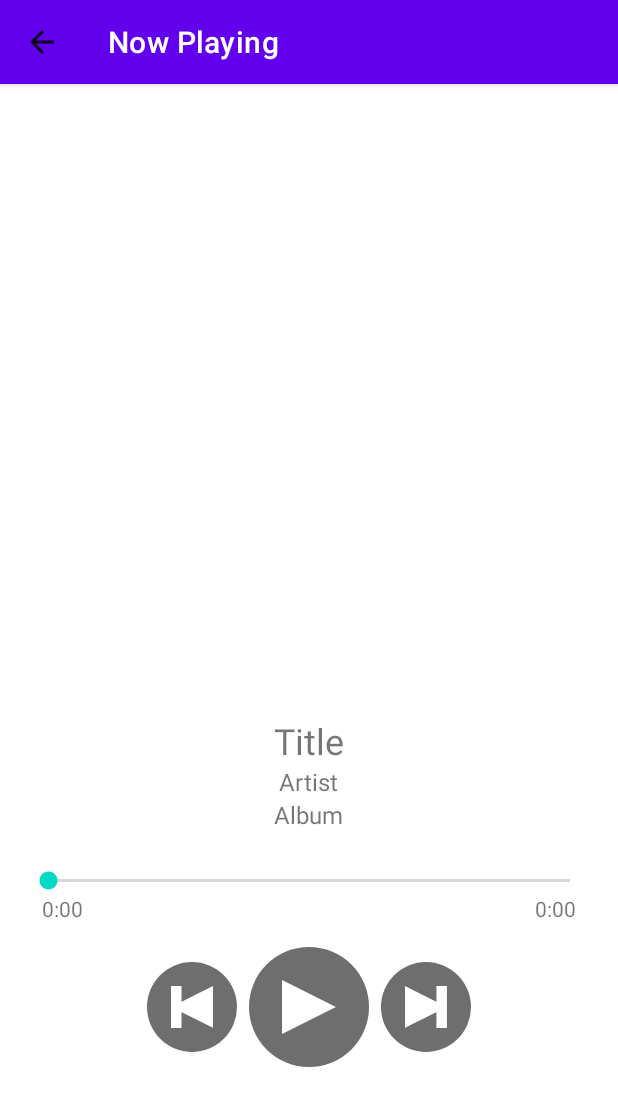
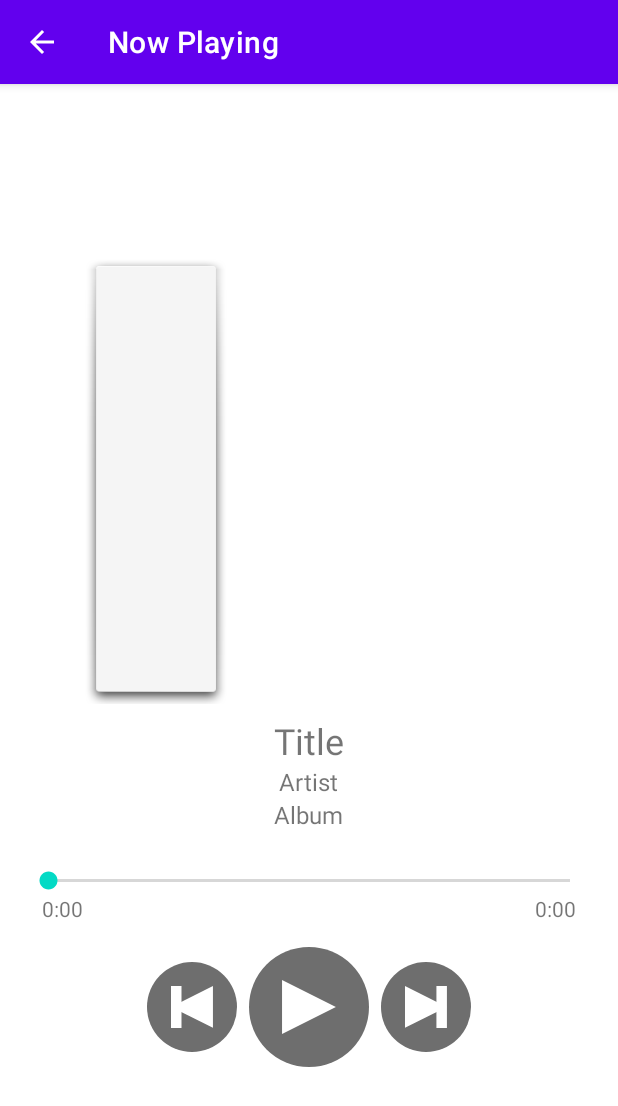
Before and after one commit to shigeru22/mobile-uts, an Android app: the NowPlayingActivity screen opened directly, with no data from a screen before it, on a phone screen of 412 x 824 dp. Shown: the top 1106 px of the screen. Run offline under Robolectric (Android 15) with nearby library versions, the phone set to English and light mode, and no system bars; 4 statements that could not run were skipped.

Commit message:
UI changes

```diff
--- a/app/src/main/java/id/ac/umn/uts_27018/NowPlayingActivity.java
+++ b/app/src/main/java/id/ac/umn/uts_27018/NowPlayingActivity.java
@@ -139,6 +139,11 @@ public class NowPlayingActivity extends AppCompatActivity {
         changeSong(songsList.get(position));
         if(!player.isPlaying()) audioPlayPause();
         thread.start();
+
+        // scroll long text
+        tvTitle.setSelected(true);
+        tvArtist.setSelected(true);
+        tvAlbum.setSelected(true);
     }
 
     // options item, only home (back) button
@@ -246,5 +251,7 @@ public class NowPlayingActivity extends AppCompatActivity {
             seekBarCounting = true;
             btnPlayPause.setImageDrawable(getDrawable(R.drawable.ic_pause));
         }
+
+        sbTime.setProgress(0);
     }
 }
--- /dev/null
+++ b/app/src/main/res/drawable/drop_shadow.xml
@@ -0,0 +1,9 @@
+<?xml version="1.0" encoding="utf-8"?>
+<layer-list xmlns:android="http://schemas.android.com/apk/res/android">
+    <item
+        android:drawable="@android:drawable/dialog_holo_light_frame"
+        android:top="0dp"
+        android:bottom="0dp"
+        android:left="0dp"
+        android:right="0dp" />
+</layer-list>
--- /dev/null
+++ b/app/src/main/res/drawable/ic_baseline_arrow_back_24.xml
@@ -0,0 +1,5 @@
+<vector android:height="24dp" android:tint="#FFFFFF"
+    android:viewportHeight="24" android:viewportWidth="24"
+    android:width="24dp" xmlns:android="http://schemas.android.com/apk/res/android">
+    <path android:fillColor="@android:color/white" android:pathData="M20,11H7.83l5.59,-5.59L12,4l-8,8 8,8 1.41,-1.41L7.83,13H20v-2z"/>
+</vector>
--- a/app/src/main/res/layout/activity_nowplaying.xml
+++ b/app/src/main/res/layout/activity_nowplaying.xml
@@ -35,6 +35,8 @@
                 android:layout_width="wrap_content"
                 android:layout_height="300dp"
                 android:layout_gravity="center"
+                android:adjustViewBounds="true"
+                android:background="@drawable/drop_shadow"
                 android:contentDescription="@string/album_art" />
         </LinearLayout>
         <LinearLayout
@@ -43,6 +45,8 @@
             android:layout_gravity="center"
             android:paddingTop="8dp"
             android:paddingBottom="8dp"
+            android:paddingLeft="24dp"
+            android:paddingRight="24dp"
             android:orientation="vertical">
             <TextView
                 android:id="@+id/tvTitle"
@@ -51,21 +55,39 @@
                 android:layout_gravity="center"
                 android:textSize="24sp"
                 android:gravity="center"
-                android:text="@string/title" />
+                android:text="@string/title"
+                android:singleLine="true"
+                android:ellipsize="marquee"
+                android:marqueeRepeatLimit="marquee_forever"
+                android:focusable="true"
+                android:focusableInTouchMode="true"
+                android:scrollHorizontally="true" />
             <TextView
                 android:id="@+id/tvArtist"
                 android:layout_width="wrap_content"
                 android:layout_height="wrap_content"
                 android:layout_gravity="center"
                 android:textSize="16sp"
-                android:text="@string/artist" />
+                android:text="@string/artist"
+                android:singleLine="true"
+                android:ellipsize="marquee"
+                android:marqueeRepeatLimit="marquee_forever"
+                android:focusable="true"
+                android:focusableInTouchMode="true"
+                android:scrollHorizontally="true" />
             <TextView
                 android:id="@+id/tvAlbum"
                 android:layout_width="wrap_content"
                 android:layout_height="wrap_content"
                 android:layout_gravity="center"
                 android:textSize="16sp"
-                android:text="@string/album" />
+                android:text="@string/album"
+                android:singleLine="true"
+                android:ellipsize="marquee"
+                android:marqueeRepeatLimit="marquee_forever"
+                android:focusable="true"
+                android:focusableInTouchMode="true"
+                android:scrollHorizontally="true" />
         </LinearLayout>
         <SeekBar
             android:id="@+id/sbTime"
--- a/app/src/main/res/layout/song_list_menu.xml
+++ b/app/src/main/res/layout/song_list_menu.xml
@@ -4,7 +4,8 @@
     android:layout_height="wrap_content"
     xmlns:tools="http://schemas.android.com/tools"
     android:orientation="horizontal"
-    android:gravity="center_vertical">
+    android:gravity="center_vertical"
+    android:background="?attr/selectableItemBackground">
     <LinearLayout
         android:layout_width="wrap_content"
         android:layout_height="wrap_content"
@@ -29,16 +30,19 @@
             android:layout_height="wrap_content"
             android:textSize="20sp"
             android:textStyle="bold"
-            android:text="@string/title" />
+            android:text="@string/title"
+            android:singleLine="true" />
         <TextView
             android:id="@+id/tvArtist"
             android:layout_width="wrap_content"
             android:layout_height="wrap_content"
-            android:text="@string/artist" />
+            android:text="@string/artist"
+            android:singleLine="true" />
         <TextView
             android:id="@+id/tvAlbum"
             android:layout_width="wrap_content"
             android:layout_height="wrap_content"
-            android:text="@string/album" />
+            android:text="@string/album"
+            android:singleLine="true" />
     </LinearLayout>
 </LinearLayout>
--- a/app/src/main/res/values-night/themes.xml
+++ b/app/src/main/res/values-night/themes.xml
@@ -11,6 +11,5 @@
         <item name="colorOnSecondary">@color/black</item>
         <!-- Status bar color. -->
         <item name="android:statusBarColor" tools:targetApi="l">?attr/colorPrimaryVariant</item>
-        <!-- Customize your theme here. -->
     </style>
 </resources>
--- a/app/src/main/res/values/themes.xml
+++ b/app/src/main/res/values/themes.xml
@@ -1,6 +1,6 @@
 <resources xmlns:tools="http://schemas.android.com/tools">
     <!-- Base application theme. -->
-    <style name="Theme.UTS_27018" parent="Theme.MaterialComponents.DayNight.NoActionBar">
+    <style name="Theme.UTS_27018" parent="Theme.MaterialComponents.Light.NoActionBar">
         <!-- Primary brand color. -->
         <item name="colorPrimary">@color/purple_500</item>
         <item name="colorPrimaryVariant">@color/purple_700</item>
@@ -8,8 +8,13 @@
         <!-- Secondary brand color. -->
         <item name="colorSecondary">@color/teal_200</item>
         <item name="colorSecondaryVariant">@color/teal_700</item>
-        <item name="colorOnSecondary">@color/black</item>
+        <item name="colorOnSecondary">@color/white</item>
         <!-- Status bar color. -->
         <item name="android:statusBarColor" tools:targetApi="l">?attr/colorPrimaryVariant</item>
+        <item name="android:homeAsUpIndicator">@drawable/ic_baseline_arrow_back_24</item>
+        <item name="android:actionOverflowButtonStyle">@style/whiteButton</item>
+    </style>
+    <style name="whiteButton" parent="@style/Widget.AppCompat.ActionButton.Overflow">
+        <item name="android:tint">@color/white</item>
     </style>
 </resources>
```
